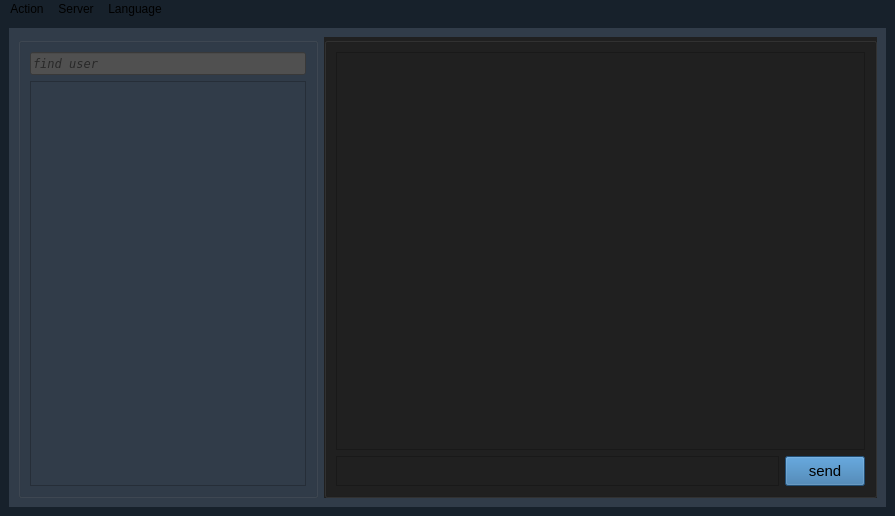
The window that mainwindow.ui (imperzer0/privacy-protection-messenger-qt) describes before a commit, drawn with Qt 5.
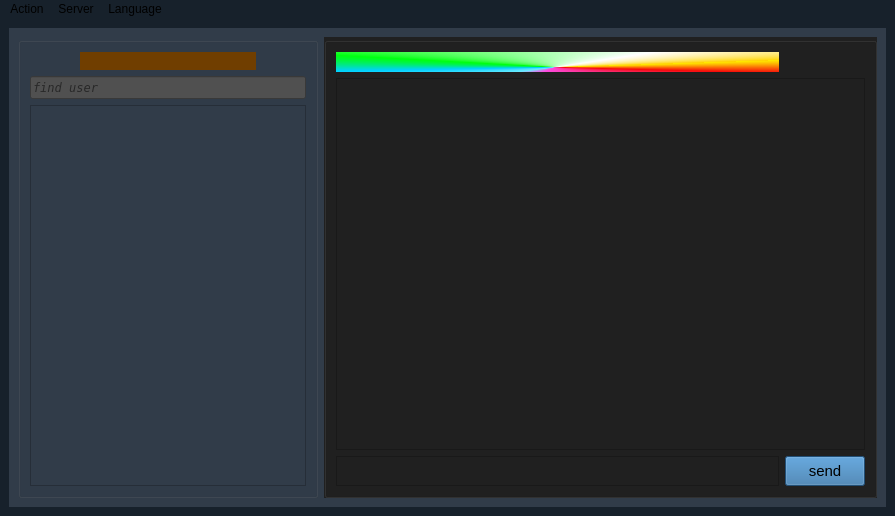
The same window after the commit. The open tabs and pages were chosen to show the change.

Commit message: added check if user online before sending message added online indicator added current user indicator

What changed in the file:
```diff
--- a/mainwindow.ui
+++ b/mainwindow.ui
@@ -778,6 +778,23 @@
            <string/>
           </property>
           <layout class="QVBoxLayout" name="verticalLayout_4">
+           <item>
+            <widget class="QLabel" name="label_online_status">
+             <property name="styleSheet">
+              <string notr="true">color: rgb(255, 42, 92);
+background-color: rgb(112, 62, 0);
+margin-left: 50;
+margin-right: 50;
+padding: 2;</string>
+             </property>
+             <property name="text">
+              <string/>
+             </property>
+             <property name="alignment">
+              <set>Qt::AlignCenter</set>
+             </property>
+            </widget>
+           </item>
            <item>
             <widget class="QLineEdit" name="search_friends">
              <property name="enabled">
@@ -841,11 +858,11 @@
           <property name="title">
            <string/>
           </property>
-          <layout class="QGridLayout" name="gridLayout_chatBox" rowstretch="0,0" columnstretch="0,0" rowminimumheight="0,0">
+          <layout class="QGridLayout" name="gridLayout_chatBox" rowstretch="0,0,0" columnstretch="0,0" rowminimumheight="0,0,0">
            <property name="sizeConstraint">
             <enum>QLayout::SetDefaultConstraint</enum>
            </property>
-           <item row="1" column="0">
+           <item row="2" column="0">
             <widget class="QTextEdit" name="line_message">
              <property name="sizePolicy">
               <sizepolicy hsizetype="Expanding" vsizetype="Minimum">
@@ -884,7 +901,7 @@
              </property>
             </widget>
            </item>
-           <item row="1" column="1">
+           <item row="2" column="1">
             <widget class="QPushButton" name="button_send">
              <property name="enabled">
               <bool>true</bool>
@@ -921,7 +938,7 @@
              </property>
             </widget>
            </item>
-           <item row="0" column="0" colspan="2">
+           <item row="1" column="0" colspan="2">
             <widget class="QTextBrowser" name="message_browser">
              <property name="sizePolicy">
               <sizepolicy hsizetype="Expanding" vsizetype="Expanding">
@@ -942,6 +959,31 @@
              </property>
             </widget>
            </item>
+           <item row="0" column="0">
+            <widget class="QLabel" name="label_current_user">
+             <property name="minimumSize">
+              <size>
+               <width>0</width>
+               <height>20</height>
+              </size>
+             </property>
+             <property name="styleSheet">
+              <string notr="true">background-color: qconicalgradient(cx:0.494305, cy:0.761, angle:34.8, stop:0 rgba(255, 213, 0, 255), stop:0.106952 rgba(255, 255, 255, 255), stop:0.262032 rgba(0, 255, 17, 255), stop:0.465241 rgba(0, 209, 255, 255), stop:0.59893 rgba(106, 234, 255, 255), stop:0.636364 rgba(255, 74, 225, 255), stop:0.818182 rgba(247, 11, 11, 255), stop:1 rgba(255, 233, 0, 255));
+color: black;
+font: 700 12pt &quot;Consolas for Powerline&quot;;
+padding: 1px;</string>
+             </property>
+             <property name="text">
+              <string/>
+             </property>
+             <property name="alignment">
+              <set>Qt::AlignCenter</set>
+             </property>
+             <property name="margin">
+              <number>0</number>
+             </property>
+            </widget>
+           </item>
           </layout>
          </widget>
         </item>
```
The commit also changes 2 other files.
